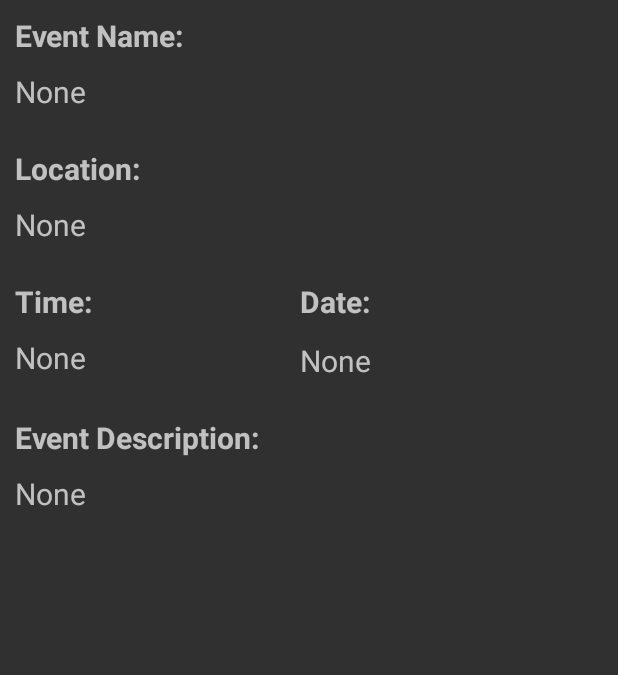
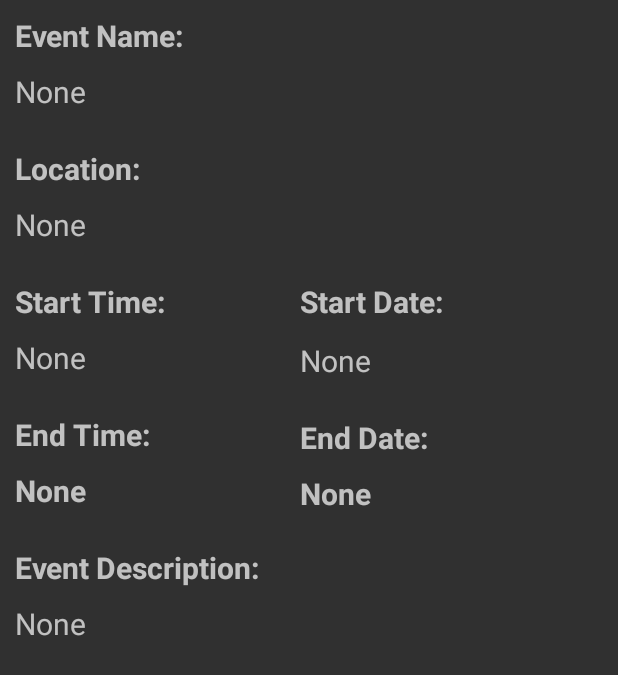
Before and after one commit to CAnsbach/CIT498, an Android app: the layout activity_event_info.xml on its own in the app's theme, with its tools: preview values and no code run, on a phone screen of 412 x 824 dp. Shown: the top 675 px of the screen. Run offline under Robolectric (Android 15) with nearby library versions, the phone set to English and light mode, and no system bars.

Commit message:
Added the End Date and Time to the Application

```diff
--- a/CampusEventTracker/app/src/main/java/com/example/campuseventtracker/EventHomeScreen.java
+++ b/CampusEventTracker/app/src/main/java/com/example/campuseventtracker/EventHomeScreen.java
@@ -81,7 +81,9 @@ public class EventHomeScreen extends AppCompatActivity
                                 String time = event.getString("Event_Time");
                                 String latitude = event.getString("Location_Lat");
                                 String longitude = event.getString("Location_Long");
-                                events.add(events.size(), new EventInfo(name, description, location, date, time, latitude, longitude));
+                                String endDate = event.getString("Event_EndDate");
+                                String endTime = event.getString("Event_EndTime");
+                                events.add(events.size(), new EventInfo(name, description, location, date, time, latitude, longitude, endDate, endTime));
                             }
 
                             //Create an adapter for the list
--- a/CampusEventTracker/app/src/main/java/com/example/campuseventtracker/EventInfo.java
+++ b/CampusEventTracker/app/src/main/java/com/example/campuseventtracker/EventInfo.java
@@ -19,9 +19,11 @@ public class EventInfo implements Serializable
     private final String mTime;
     private final String mLatitude;
     private final String mLongitude;
+    private final String mEndDate;
+    private final String mEndTime;
 
     //Constructor for the EventInfo object
-    public EventInfo(String name, String description, String location, String date, String time, String latitude, String longitude)
+    public EventInfo(String name, String description, String location, String date, String time, String latitude, String longitude, String endDate, String endTime)
     {
         mName = name;
         mDescription = description;
@@ -30,6 +32,8 @@ public class EventInfo implements Serializable
         mTime = time;
         mLatitude = latitude;
         mLongitude = longitude;
+        mEndDate = endDate;
+        mEndTime = endTime;
     }
 
     //Getters
@@ -68,6 +72,16 @@ public class EventInfo implements Serializable
         return mLongitude;
     }
 
+    public String getEndDate()
+    {
+        return mEndDate;
+    }
+
+    public String getEndTime()
+    {
+        return mEndTime;
+    }
+
     //Create the ArrayList of events to store the events at the school
     public static ArrayList<EventInfo> createEventsList()
     {
--- a/CampusEventTracker/app/src/main/java/com/example/campuseventtracker/EventInfoActivity.java
+++ b/CampusEventTracker/app/src/main/java/com/example/campuseventtracker/EventInfoActivity.java
@@ -21,6 +21,8 @@ public class EventInfoActivity extends AppCompatActivity
     TextView txtDescription;
     TextView txtDate;
     TextView txtTime;
+    TextView txtEndDate;
+    TextView txtEndTime;
 
     //Event with the information to display
     EventInfo event;
@@ -44,6 +46,8 @@ public class EventInfoActivity extends AppCompatActivity
         txtDescription.setMovementMethod(new ScrollingMovementMethod());
         txtDate = findViewById(R.id.txtDispEventDate);
         txtTime = findViewById(R.id.txtDispEventTime);
+        txtEndDate = findViewById(R.id.txtDispEventEndDate);
+        txtEndTime = findViewById(R.id.txtDispEventEndTime);
 
         //Check if the information is not null. If it is not, update the TextViews
         if (event.getName() != null)
@@ -66,6 +70,14 @@ public class EventInfoActivity extends AppCompatActivity
         {
             txtTime.setText(event.getTime());
         }
+        if(event.getEndDate() != null)
+        {
+            txtEndDate.setText(event.getEndDate());
+        }
+        if(event.getEndTime() != null)
+        {
+            txtEndTime.setText(event.getEndTime());
+        }
 
         //Initialize the Google Maps fragment
         Fragment fragment = new MapsFragment();
--- a/CampusEventTracker/app/src/main/res/layout/activity_event_info.xml
+++ b/CampusEventTracker/app/src/main/res/layout/activity_event_info.xml
@@ -5,6 +5,54 @@
     android:layout_width="match_parent"
     android:layout_height="match_parent"
     tools:context=".EventInfoActivity">
+
+    <TextView
+        android:id="@+id/txtEventInfoEndTime"
+        android:layout_width="wrap_content"
+        android:layout_height="wrap_content"
+        android:layout_marginStart="10dp"
+        android:layout_marginTop="24dp"
+        android:text="@string/txtEventInfo_EndTime"
+        android:textSize="20sp"
+        android:textStyle="bold"
+        app:layout_constraintStart_toStartOf="parent"
+        app:layout_constraintTop_toBottomOf="@+id/txtDispEventTime" />
+
+    <TextView
+        android:id="@+id/txtEventInfoEndDate"
+        android:layout_width="wrap_content"
+        android:layout_height="wrap_content"
+        android:layout_marginStart="200dp"
+        android:layout_marginTop="24dp"
+        android:text="@string/txtEventInfo_EndDate"
+        android:textSize="20sp"
+        android:textStyle="bold"
+        app:layout_constraintStart_toStartOf="parent"
+        app:layout_constraintTop_toBottomOf="@+id/txtDispEventDate" />
+
+    <TextView
+        android:id="@+id/txtDispEventEndDate"
+        android:layout_width="wrap_content"
+        android:layout_height="wrap_content"
+        android:layout_marginStart="200dp"
+        android:layout_marginTop="10dp"
+        android:text="@string/txtEventInfo_default"
+        android:textSize="20sp"
+        android:textStyle="bold"
+        app:layout_constraintStart_toStartOf="parent"
+        app:layout_constraintTop_toBottomOf="@+id/txtEventInfoEndDate" />
+
+    <TextView
+        android:id="@+id/txtDispEventEndTime"
+        android:layout_width="wrap_content"
+        android:layout_height="wrap_content"
+        android:layout_marginStart="10dp"
+        android:layout_marginTop="10dp"
+        android:text="@string/txtEventInfo_default"
+        android:textSize="20sp"
+        android:textStyle="bold"
+        app:layout_constraintStart_toStartOf="parent"
+        app:layout_constraintTop_toBottomOf="@+id/txtEventInfoEndTime" />
 
     <TextView
         android:id="@+id/txtEventInfoName"
@@ -46,7 +94,7 @@
         app:layout_constraintEnd_toEndOf="parent"
         app:layout_constraintHorizontal_bias="0.0"
         app:layout_constraintStart_toStartOf="parent"
-        app:layout_constraintTop_toBottomOf="@+id/txtDispEventDate" />
+        app:layout_constraintTop_toBottomOf="@+id/txtDispEventEndTime" />
 
     <TextView
         android:id="@+id/txtEventInfoDate"
@@ -105,6 +153,7 @@
         android:text="@string/txtEventInfo_default"
         android:textSize="20sp"
         app:layout_constraintEnd_toEndOf="parent"
+        app:layout_constraintHorizontal_bias="1.0"
         app:layout_constraintStart_toStartOf="parent"
         app:layout_constraintTop_toBottomOf="@+id/txtEventInfoDescription" />
 
@@ -134,11 +183,10 @@
         android:id="@+id/map_frame_layout"
         android:layout_width="0dp"
         android:layout_height="0dp"
-        android:layout_marginTop="10dp"
+        android:layout_marginTop="24dp"
         app:layout_constraintBottom_toBottomOf="parent"
         app:layout_constraintEnd_toEndOf="parent"
         app:layout_constraintStart_toStartOf="parent"
-        app:layout_constraintTop_toBottomOf="@+id/txtDispEventDescription"
-        app:layout_constraintVertical_bias="0.0" />
+        app:layout_constraintTop_toBottomOf="@+id/txtDispEventDescription" />
 
 </androidx.constraintlayout.widget.ConstraintLayout>
--- a/CampusEventTracker/app/src/main/res/values/strings.xml
+++ b/CampusEventTracker/app/src/main/res/values/strings.xml
@@ -10,8 +10,8 @@
     <string name="txtEventInfo_Name">Event Name:</string>
     <string name="txtEventInfo_Location">Location:</string>
     <string name="txtEventInfo_Description">Event Description:</string>
-    <string name="txtEventInfo_Date">Date:</string>
-    <string name="txtEventInfo_Time">Time:</string>
-    <!-- TODO: Remove or change this placeholder text -->
-    <string name="hello_blank_fragment">Hello blank fragment</string>
+    <string name="txtEventInfo_Date">Start Date:</string>
+    <string name="txtEventInfo_Time">Start Time:</string>
+    <string name="txtEventInfo_EndTime">End Time:</string>
+    <string name="txtEventInfo_EndDate">End Date:</string>
 </resources>
```
